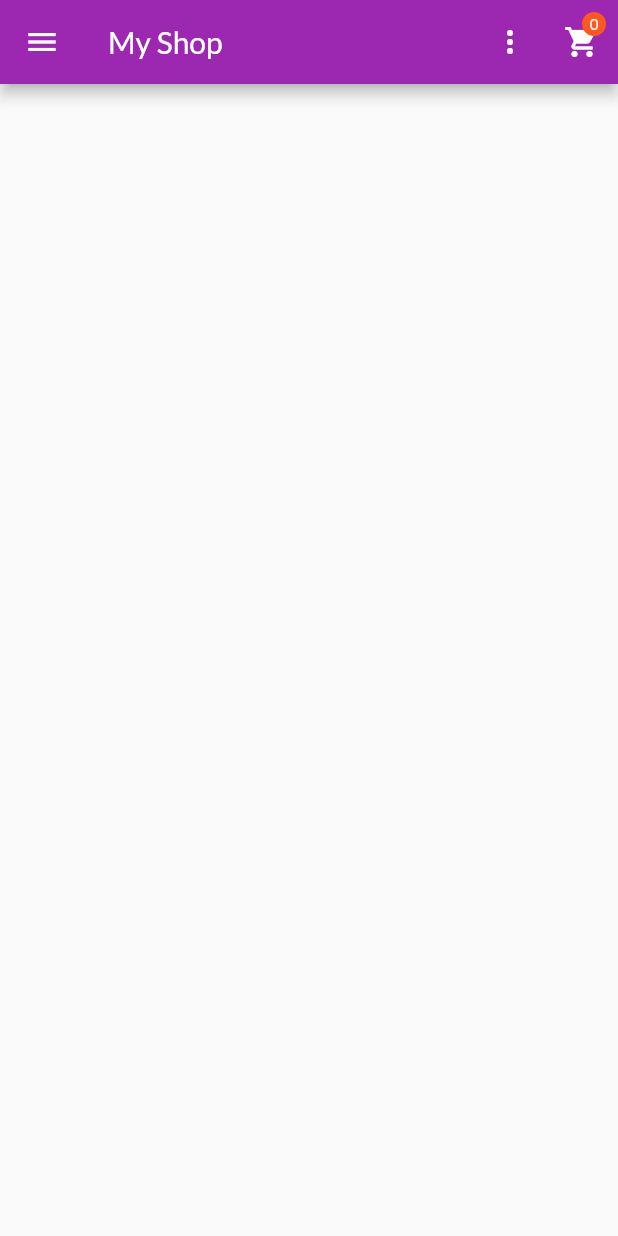
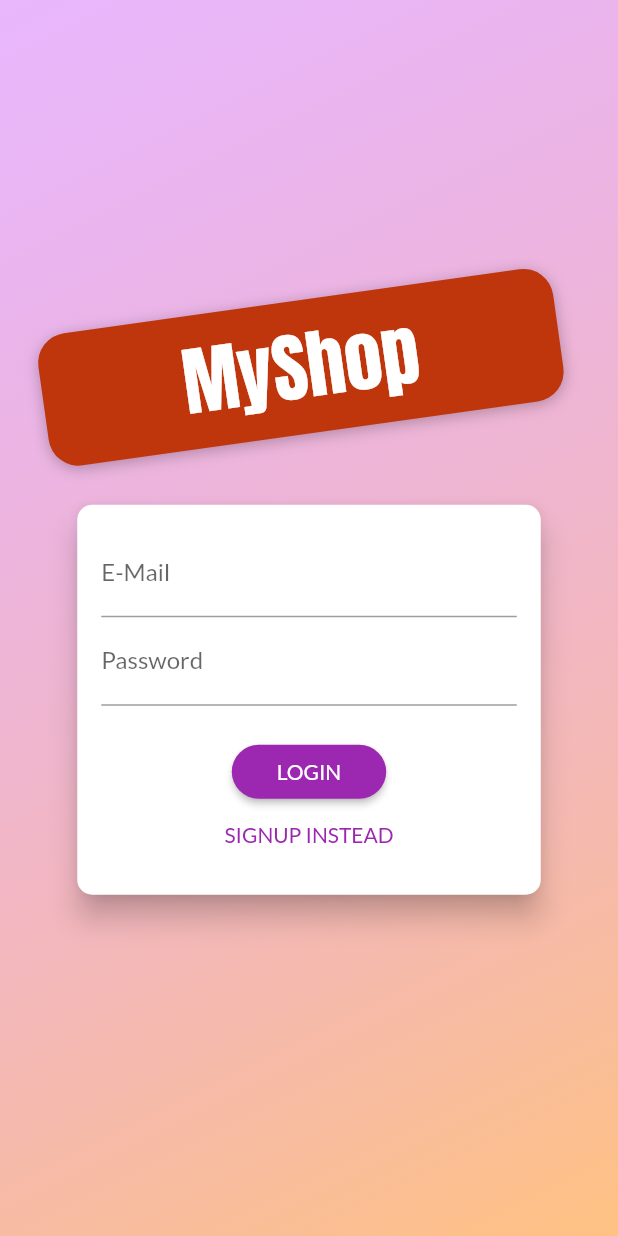
Before and after one commit to eloicasamayor/myshop, a Flutter app: the screen it shows after launch, on a phone screen of 412 x 824 dp. Run offline on Flutter 3.47's test engine with Material 2 defaults, Android fonts, the phone set to English and light mode, and no system bars.

Commit message:
auth screen

```diff
--- a/lib/main.dart
+++ b/lib/main.dart
@@ -11,6 +11,7 @@
 import './screens/orders_screen.dart';
 import './screens/user_products_screen.dart';
 import './screens/edit_product_screen.dart';
+import './screens/auth_screen.dart';
 
 void main() => runApp(MyApp());
 
@@ -49,7 +50,7 @@
           accentColor: Colors.deepOrange,
           fontFamily: 'Lato',
         ),
-        home: ProductsOverviewScreen(),
+        home: AuthScreen(),
         routes: {
           ProductDetailScreen.routeName: (ctx) => ProductDetailScreen(),
           CartScreen.routeName: (ctx) => CartScreen(),
--- /dev/null
+++ b/lib/screens/auth_screen.dart
@@ -0,0 +1,227 @@
+import 'dart:math';
+
+import 'package:flutter/material.dart';
+
+enum AuthMode { Signup, Login }
+
+class AuthScreen extends StatelessWidget {
+  static const routeName = '/auth';
+
+  @override
+  Widget build(BuildContext context) {
+    final deviceSize = MediaQuery.of(context).size;
+    // final transformConfig = Matrix4.rotationZ(-8 * pi / 180);
+    // transformConfig.translate(-10.0);
+    return Scaffold(
+      // resizeToAvoidBottomInset: false,
+      body: Stack(
+        children: <Widget>[
+          Container(
+            decoration: BoxDecoration(
+              gradient: LinearGradient(
+                colors: [
+                  Color.fromRGBO(215, 117, 255, 1).withOpacity(0.5),
+                  Color.fromRGBO(255, 188, 117, 1).withOpacity(0.9),
+                ],
+                begin: Alignment.topLeft,
+                end: Alignment.bottomRight,
+                stops: [0, 1],
+              ),
+            ),
+          ),
+          SingleChildScrollView(
+            child: Container(
+              height: deviceSize.height,
+              width: deviceSize.width,
+              child: Column(
+                mainAxisAlignment: MainAxisAlignment.center,
+                crossAxisAlignment: CrossAxisAlignment.center,
+                children: <Widget>[
+                  Flexible(
+                    child: Container(
+                      margin: EdgeInsets.only(bottom: 20.0),
+                      padding:
+                          EdgeInsets.symmetric(vertical: 8.0, horizontal: 94.0),
+                      // el eje Z es la profundidad
+                      // o sea, perpendicular a la pantalla
+                      transform: Matrix4.rotationZ(-8 * pi / 180)
+                        ..translate(-10.0),
+                      // ..translate(-10.0),
+                      decoration: BoxDecoration(
+                        borderRadius: BorderRadius.circular(20),
+                        color: Colors.deepOrange.shade900,
+                        boxShadow: [
+                          BoxShadow(
+                            blurRadius: 8,
+                            color: Colors.black26,
+                            offset: Offset(0, 2),
+                          )
+                        ],
+                      ),
+                      child: Text(
+                        'MyShop',
+                        style: TextStyle(
+                          color: Theme.of(context).accentTextTheme.title.color,
+                          fontSize: 50,
+                          fontFamily: 'Anton',
+                          fontWeight: FontWeight.normal,
+                        ),
+                      ),
+                    ),
+                  ),
+                  Flexible(
+                    flex: deviceSize.width > 600 ? 2 : 1,
+                    child: AuthCard(),
+                  ),
+                ],
+              ),
+            ),
+          ),
+        ],
+      ),
+    );
+  }
+}
+
+class AuthCard extends StatefulWidget {
+  const AuthCard({
+    Key key,
+  }) : super(key: key);
+
+  @override
+  _AuthCardState createState() => _AuthCardState();
+}
+
+class _AuthCardState extends State<AuthCard> {
+  final GlobalKey<FormState> _formKey = GlobalKey();
+  AuthMode _authMode = AuthMode.Login;
+  Map<String, String> _authData = {
+    'email': '',
+    'password': '',
+  };
+  var _isLoading = false;
+  final _passwordController = TextEditingController();
+
+  void _submit() {
+    if (!_formKey.currentState.validate()) {
+      // Invalid!
+      return;
+    }
+    _formKey.currentState.save();
+    setState(() {
+      _isLoading = true;
+    });
+    if (_authMode == AuthMode.Login) {
+      // Log user in
+    } else {
+      // Sign user up
+    }
+    setState(() {
+      _isLoading = false;
+    });
+  }
+
+  void _switchAuthMode() {
+    if (_authMode == AuthMode.Login) {
+      setState(() {
+        _authMode = AuthMode.Signup;
+      });
+    } else {
+      setState(() {
+        _authMode = AuthMode.Login;
+      });
+    }
+  }
+
+  @override
+  Widget build(BuildContext context) {
+    final deviceSize = MediaQuery.of(context).size;
+    return Card(
+      shape: RoundedRectangleBorder(
+        borderRadius: BorderRadius.circular(10.0),
+      ),
+      elevation: 8.0,
+      child: Container(
+        height: _authMode == AuthMode.Signup ? 320 : 260,
+        constraints:
+            BoxConstraints(minHeight: _authMode == AuthMode.Signup ? 320 : 260),
+        width: deviceSize.width * 0.75,
+        padding: EdgeInsets.all(16.0),
+        child: Form(
+          key: _formKey,
+          child: SingleChildScrollView(
+            child: Column(
+              children: <Widget>[
+                TextFormField(
+                  decoration: InputDecoration(labelText: 'E-Mail'),
+                  keyboardType: TextInputType.emailAddress,
+                  validator: (value) {
+                    if (value.isEmpty || !value.contains('@')) {
+                      return 'Invalid email!';
+                    }
+                  },
+                  onSaved: (value) {
+                    _authData['email'] = value;
+                  },
+                ),
+                TextFormField(
+                  decoration: InputDecoration(labelText: 'Password'),
+                  // obscureText -> emmascarar el texto con ***
+                  obscureText: true,
+                  controller: _passwordController,
+                  validator: (value) {
+                    if (value.isEmpty || value.length < 5) {
+                      return 'Password is too short!';
+                    }
+                  },
+                  onSaved: (value) {
+                    _authData['password'] = value;
+                  },
+                ),
+                if (_authMode == AuthMode.Signup)
+                  TextFormField(
+                    enabled: _authMode == AuthMode.Signup,
+                    decoration: InputDecoration(labelText: 'Confirm Password'),
+                    obscureText: true,
+                    validator: _authMode == AuthMode.Signup
+                        ? (value) {
+                            if (value != _passwordController.text) {
+                              return 'Passwords do not match!';
+                            }
+                          }
+                        : null,
+                  ),
+                SizedBox(
+                  height: 20,
+                ),
+                if (_isLoading)
+                  CircularProgressIndicator()
+                else
+                  RaisedButton(
+                    child:
+                        Text(_authMode == AuthMode.Login ? 'LOGIN' : 'SIGN UP'),
+                    onPressed: _submit,
+                    shape: RoundedRectangleBorder(
+                      borderRadius: BorderRadius.circular(30),
+                    ),
+                    padding:
+                        EdgeInsets.symmetric(horizontal: 30.0, vertical: 8.0),
+                    color: Theme.of(context).primaryColor,
+                    textColor: Theme.of(context).primaryTextTheme.button.color,
+                  ),
+                FlatButton(
+                  child: Text(
+                      '${_authMode == AuthMode.Login ? 'SIGNUP' : 'LOGIN'} INSTEAD'),
+                  onPressed: _switchAuthMode,
+                  padding: EdgeInsets.symmetric(horizontal: 30.0, vertical: 4),
+                  materialTapTargetSize: MaterialTapTargetSize.shrinkWrap,
+                  textColor: Theme.of(context).primaryColor,
+                ),
+              ],
+            ),
+          ),
+        ),
+      ),
+    );
+  }
+}
```
Also changed, not shown: 1 other file.
